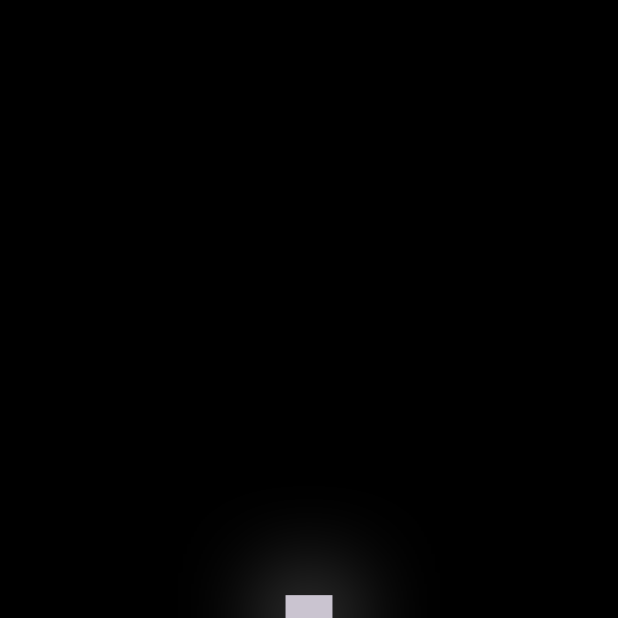
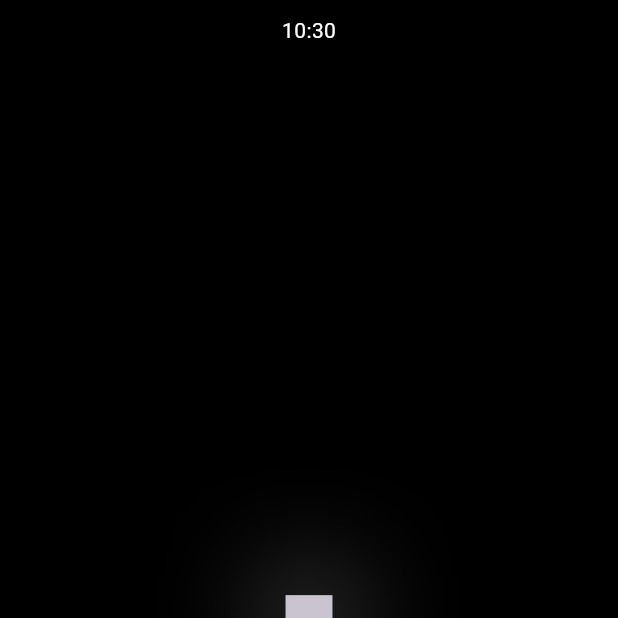
Before and after one commit to JanJerling/second_pulser, a Flutter app: the screen it shows after launch, after a tap on the "play arrow" icon, on a phone screen of 412 x 824 dp, the top half of it. Run offline on Flutter 3.47's test engine with Material 3 defaults, Android fonts, the phone set to English and light mode, and no system bars; our stand-ins replace vibration; missing offline and left inert: flutter_foreground_service.

Commit message:
Enhance HapticFeedbackScreen with clock display and vibration support

```diff
--- a/second_pulser/lib/haptic_feedback.dart
+++ b/second_pulser/lib/haptic_feedback.dart
@@ -1,10 +1,9 @@
 import 'dart:async';
 
 import 'package:flutter/material.dart';
-import 'package:flutter/services.dart';
 import 'package:flutter_foreground_service/flutter_foreground_service.dart';
-
-import 'vibration_channel.dart';
+import 'package:vibration/vibration.dart';
+import 'package:intl/intl.dart';
 
 class HapticFeedbackScreen extends StatefulWidget {
   const HapticFeedbackScreen({super.key});
@@ -16,6 +15,8 @@ class HapticFeedbackScreen extends StatefulWidget {
 class _HapticFeedbackScreenState extends State<HapticFeedbackScreen>
     with SingleTickerProviderStateMixin {
   Timer? _timer;
+  Timer? _clockTimer;
+  String currentTime = DateFormat('HH:mm').format(DateTime.now());
   bool _isRunning = false;
   late AnimationController _animationController;
   late Animation<double> _animation;
@@ -23,14 +24,31 @@ class _HapticFeedbackScreenState extends State<HapticFeedbackScreen>
   @override
   void initState() {
     super.initState();
+
+    // Animation for start stop shadow effect
     _animationController = AnimationController(
       vsync: this,
       duration: const Duration(seconds: 1),
     );
     _animation = CurvedAnimation(
       parent: _animationController,
-      curve: Curves.easeOut,
+      curve: Curves.easeInOutQuint,
     ).drive(Tween<double>(begin: 100, end: 0));
+
+    // Set the initial time
+    setState(() {
+      currentTime = DateFormat('HH:mm').format(DateTime.now());
+    });
+
+    // Start the clock timer
+    _clockTimer = Timer.periodic(const Duration(seconds: 1), (timer) {
+      final now = DateTime.now();
+      if (now.second == 0) {
+        setState(() {
+          currentTime = DateFormat('HH:mm').format(now);
+        });
+      }
+    });
   }
 
   void startHapticFeedback() {
@@ -43,8 +61,11 @@ class _HapticFeedbackScreenState extends State<HapticFeedbackScreen>
     _timer?.cancel();
   }
 
-  void triggerHapticFeedback() {
-    HapticFeedback.vibrate();
+  void triggerHapticFeedback() async {
+    bool? hasVibrator = await Vibration.hasVibrator();
+    if (hasVibrator == true) {
+      Vibration.vibrate(duration: 255);
+    }
   }
 
   void toggleHapticFeedback() {
@@ -67,6 +88,7 @@ class _HapticFeedbackScreenState extends State<HapticFeedbackScreen>
     _timer?.cancel();
     ForegroundService().start();
     _animationController.dispose();
+    _clockTimer?.cancel();
     super.dispose();
   }
 
@@ -74,7 +96,8 @@ class _HapticFeedbackScreenState extends State<HapticFeedbackScreen>
   Widget build(BuildContext context) {
     return Scaffold(
       backgroundColor: Colors.black,
-      body: Center(
+      body: Stack(children: [
+        Center(
           child: AnimatedBuilder(
             animation: _animation,
             builder: (context, child) {
@@ -96,6 +119,21 @@ class _HapticFeedbackScreenState extends State<HapticFeedbackScreen>
             },
           ),
         ),
+        Positioned(
+          top: 10,
+          left: 0,
+          right: 0,
+          child: Center(
+            child: Text(
+              currentTime,
+              style: const TextStyle(
+                fontSize: 14,
+                color: Colors.white,
+              ),
+            ),
+          ),
+        ),
+      ]),
     );
   }
 }
--- a/second_pulser/pubspec.yaml
+++ b/second_pulser/pubspec.yaml
@@ -12,6 +12,8 @@ dependencies:
   wear_plus: ^1.2.1
   wearable_rotary: ^2.0.2
   flutter_foreground_service: ^0.4.1
+  vibration: ^1.8.4
+  intl: ^0.19.0
 
 dev_dependencies:
   flutter_test:
```
Also changed, not shown: second_pulser/pubspec.lock. Lines whose indentation alone changed are shown as unchanged.
